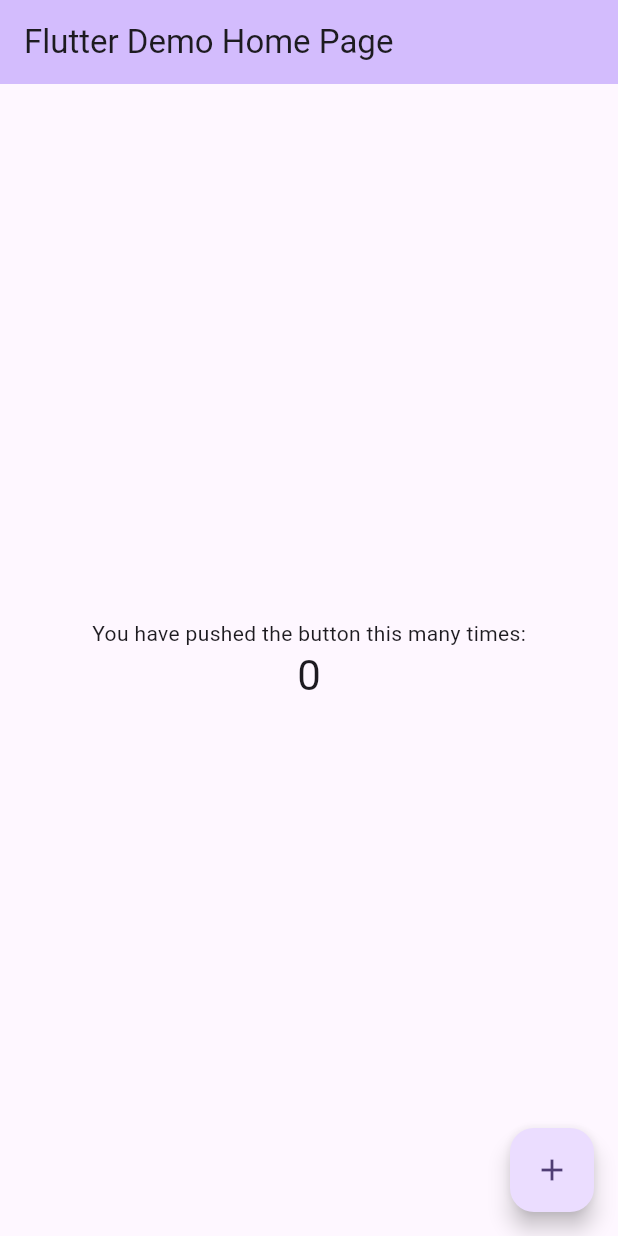
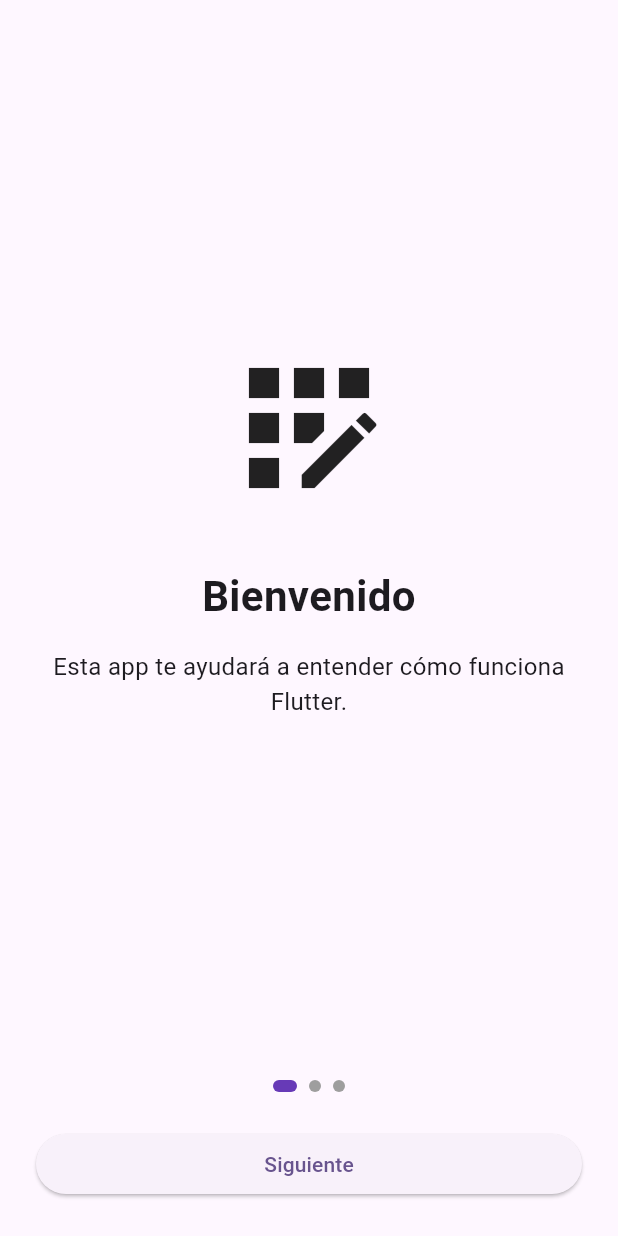
Before and after one commit to richardmijo/f_2526_prt_s7_2, a Flutter app: the screen it shows after launch, on a phone screen of 412 x 824 dp. Run offline on Flutter 3.47's test engine with Material 3 defaults, Android fonts, the light colour scheme and no system bars; our stand-ins replace shared_preferences.

Commit message:
Feat: Grupo 9 - Onboarding y Primera Ejecución

```diff
--- a/lib/main.dart
+++ b/lib/main.dart
@@ -1,51 +1,43 @@
 import 'package:flutter/material.dart';
+import 'package:shared_preferences/shared_preferences.dart';
+import 'onboarding/onboarding_screen.dart';
 
-void main() {
-  runApp(const MyApp());
+Future<void> main() async {
+  WidgetsFlutterBinding.ensureInitialized();
+
+  final prefs = await SharedPreferences.getInstance();
+  final bool onboardingVisto = prefs.getBool('onboarding_visto') ?? false;
+
+  runApp(MyApp(onboardingVisto: onboardingVisto));
 }
 
 class MyApp extends StatelessWidget {
-  const MyApp({super.key});
+  final bool onboardingVisto;
 
-  // This widget is the root of your application.
+  const MyApp({super.key, required this.onboardingVisto});
+
   @override
   Widget build(BuildContext context) {
     return MaterialApp(
       title: 'Flutter Demo',
       theme: ThemeData(
-        // This is the theme of your application.
-        //
-        // TRY THIS: Try running your application with "flutter run". You'll see
-        // the application has a purple toolbar. Then, without quitting the app,
-        // try changing the seedColor in the colorScheme below to Colors.green
-        // and then invoke "hot reload" (save your changes or press the "hot
-        // reload" button in a Flutter-supported IDE, or press "r" if you used
-        // the command line to start the app).
-        //
-        // Notice that the counter didn't reset back to zero; the application
-        // state is not lost during the reload. To reset the state, use hot
-        // restart instead.
-        //
-        // This works for code too, not just values: Most code changes can be
-        // tested with just a hot reload.
         colorScheme: ColorScheme.fromSeed(seedColor: Colors.deepPurple),
       ),
-      home: const MyHomePage(title: 'Flutter Demo Home Page'),
+      // Si ya vio el onboarding, va directo al Home.
+      // Si no, se muestra la pantalla de onboarding.
+      home: onboardingVisto
+          ? const MyHomePage(title: 'Flutter Demo Home Page')
+          : const OnboardingScreen(),
     );
   }
 }
 
+/// ======================
+///      HOME
+/// ======================
+
 class MyHomePage extends StatefulWidget {
   const MyHomePage({super.key, required this.title});
-
-  // This widget is the home page of your application. It is stateful, meaning
-  // that it has a State object (defined below) that contains fields that affect
-  // how it looks.
-
-  // This class is the configuration for the state. It holds the values (in this
-  // case the title) provided by the parent (in this case the App widget) and
-  // used by the build method of the State. Fields in a Widget subclass are
-  // always marked "final".
 
   final String title;
 
@@ -58,50 +50,36 @@
 
   void _incrementCounter() {
     setState(() {
-      // This call to setState tells the Flutter framework that something has
-      // changed in this State, which causes it to rerun the build method below
-      // so that the display can reflect the updated values. If we changed
-      // _counter without calling setState(), then the build method would not be
-      // called again, and so nothing would appear to happen.
       _counter++;
     });
   }
 
+  // ⚠️ OPCIONAL: botón para borrar el onboarding y verlo de nuevo
+  Future<void> _resetOnboarding() async {
+    final prefs = await SharedPreferences.getInstance();
+    await prefs.remove('onboarding_visto');
+    ScaffoldMessenger.of(context).showSnackBar(
+      const SnackBar(
+        content: Text('Onboarding reiniciado. Cierra y abre la app.'),
+      ),
+    );
+  }
+
   @override
   Widget build(BuildContext context) {
-    // This method is rerun every time setState is called, for instance as done
-    // by the _incrementCounter method above.
-    //
-    // The Flutter framework has been optimized to make rerunning build methods
-    // fast, so that you can just rebuild anything that needs updating rather
-    // than having to individually change instances of widgets.
     return Scaffold(
       appBar: AppBar(
-        // TRY THIS: Try changing the color here to a specific color (to
-        // Colors.amber, perhaps?) and trigger a hot reload to see the AppBar
-        // change color while the other colors stay the same.
         backgroundColor: Theme.of(context).colorScheme.inversePrimary,
-        // Here we take the value from the MyHomePage object that was created by
-        // the App.build method, and use it to set our appbar title.
         title: Text(widget.title),
+        actions: [
+          IconButton(
+            icon: const Icon(Icons.refresh),
+            onPressed: _resetOnboarding, // <-- opcional, solo para pruebas
+          ),
+        ],
       ),
       body: Center(
-        // Center is a layout widget. It takes a single child and positions it
-        // in the middle of the parent.
         child: Column(
-          // Column is also a layout widget. It takes a list of children and
-          // arranges them vertically. By default, it sizes itself to fit its
-          // children horizontally, and tries to be as tall as its parent.
-          //
-          // Column has various properties to control how it sizes itself and
-          // how it positions its children. Here we use mainAxisAlignment to
-          // center the children vertically; the main axis here is the vertical
-          // axis because Columns are vertical (the cross axis would be
-          // horizontal).
-          //
-          // TRY THIS: Invoke "debug painting" (choose the "Toggle Debug Paint"
-          // action in the IDE, or press "p" in the console), to see the
-          // wireframe for each widget.
           mainAxisAlignment: MainAxisAlignment.center,
           children: <Widget>[
             const Text('You have pushed the button this many times:'),
@@ -116,7 +94,7 @@
         onPressed: _incrementCounter,
         tooltip: 'Increment',
         child: const Icon(Icons.add),
-      ), // This trailing comma makes auto-formatting nicer for build methods.
+      ),
     );
   }
 }
--- /dev/null
+++ b/lib/onboarding/onboarding_screen.dart
@@ -0,0 +1,154 @@
+import 'package:flutter/material.dart';
+import 'package:shared_preferences/shared_preferences.dart';
+import '../main.dart'; // para poder navegar a MyHomePage
+
+class OnboardingScreen extends StatefulWidget {
+  const OnboardingScreen({super.key});
+
+  @override
+  State<OnboardingScreen> createState() => _OnboardingScreenState();
+}
+
+class _OnboardingScreenState extends State<OnboardingScreen> {
+  final PageController _pageController = PageController();
+  int _paginaActual = 0;
+
+  final List<Map<String, String>> _paginas = const [
+    {
+      'titulo': 'Bienvenido',
+      'descripcion': 'Esta app te ayudará a entender cómo funciona Flutter.',
+    },
+    {
+      'titulo': 'Contador',
+      'descripcion':
+          'En la pantalla principal podrás incrementar un contador y ver cambios en tiempo real.',
+    },
+    {
+      'titulo': '¡Listo!',
+      'descripcion':
+          'Pulsa el botón para comenzar a usar la app por primera vez.',
+    },
+  ];
+
+  @override
+  void dispose() {
+    _pageController.dispose();
+    super.dispose();
+  }
+
+  Future<void> _marcarOnboardingComoVisto() async {
+    final prefs = await SharedPreferences.getInstance();
+    await prefs.setBool('onboarding_visto', true);
+
+    if (!mounted) return;
+
+    // Reemplazamos la pantalla actual por el Home
+    Navigator.of(context).pushReplacement(
+      MaterialPageRoute(
+        builder: (context) => const MyHomePage(title: 'Flutter Demo Home Page'),
+      ),
+    );
+  }
+
+  void _siguientePagina() {
+    if (_paginaActual < _paginas.length - 1) {
+      _pageController.nextPage(
+        duration: const Duration(milliseconds: 300),
+        curve: Curves.easeInOut,
+      );
+    } else {
+      _marcarOnboardingComoVisto();
+    }
+  }
+
+  @override
+  Widget build(BuildContext context) {
+    final bool esUltima = _paginaActual == _paginas.length - 1;
+
+    return Scaffold(
+      body: SafeArea(
+        child: Column(
+          children: [
+            Expanded(
+              child: PageView.builder(
+                controller: _pageController,
+                itemCount: _paginas.length,
+                onPageChanged: (index) {
+                  setState(() {
+                    _paginaActual = index;
+                  });
+                },
+                itemBuilder: (context, index) {
+                  final pagina = _paginas[index];
+                  return Padding(
+                    padding: const EdgeInsets.all(24.0),
+                    child: Column(
+                      mainAxisAlignment: MainAxisAlignment.center,
+                      children: [
+                        Icon(
+                          index == 0
+                              ? Icons.app_registration
+                              : index == 1
+                              ? Icons.plus_one
+                              : Icons.check_circle_outline,
+                          size: 120,
+                        ),
+                        const SizedBox(height: 32),
+                        Text(
+                          pagina['titulo']!,
+                          style: const TextStyle(
+                            fontSize: 28,
+                            fontWeight: FontWeight.bold,
+                          ),
+                          textAlign: TextAlign.center,
+                        ),
+                        const SizedBox(height: 16),
+                        Text(
+                          pagina['descripcion']!,
+                          style: const TextStyle(fontSize: 16),
+                          textAlign: TextAlign.center,
+                        ),
+                      ],
+                    ),
+                  );
+                },
+              ),
+            ),
+            const SizedBox(height: 16),
+            // Indicadores (los puntitos)
+            Row(
+              mainAxisAlignment: MainAxisAlignment.center,
+              children: List.generate(
+                _paginas.length,
+                (index) => AnimatedContainer(
+                  duration: const Duration(milliseconds: 200),
+                  margin: const EdgeInsets.symmetric(horizontal: 4.0),
+                  width: _paginaActual == index ? 16 : 8,
+                  height: 8,
+                  decoration: BoxDecoration(
+                    color: _paginaActual == index
+                        ? Colors.deepPurple
+                        : Colors.grey,
+                    borderRadius: BorderRadius.circular(4),
+                  ),
+                ),
+              ),
+            ),
+            const SizedBox(height: 24),
+            Padding(
+              padding: const EdgeInsets.symmetric(horizontal: 24.0),
+              child: SizedBox(
+                width: double.infinity,
+                child: ElevatedButton(
+                  onPressed: _siguientePagina,
+                  child: Text(esUltima ? 'Comenzar' : 'Siguiente'),
+                ),
+              ),
+            ),
+            const SizedBox(height: 24),
+          ],
+        ),
+      ),
+    );
+  }
+}
```
